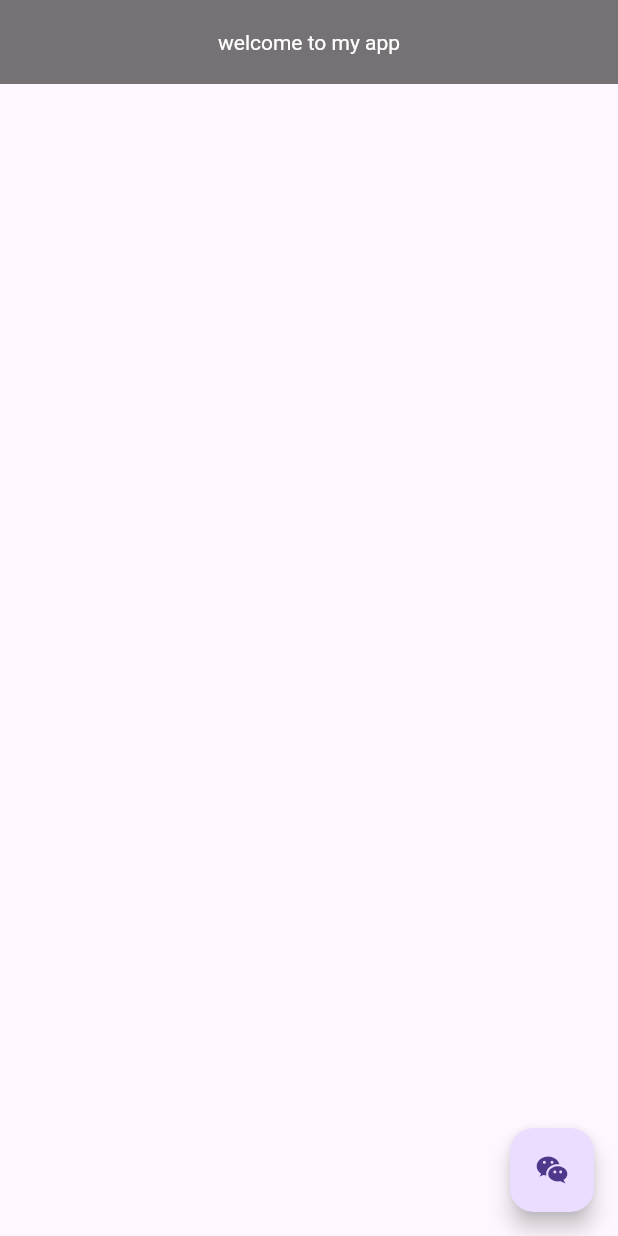
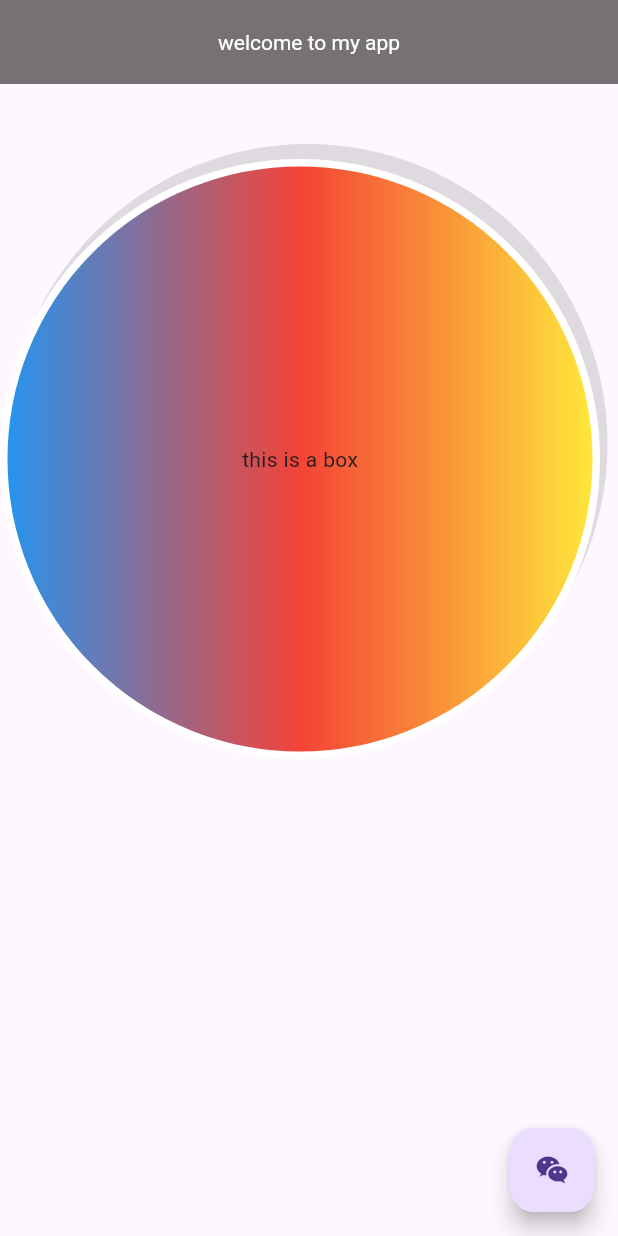
Before and after one commit to faria087/flutter, a Flutter app: the screen it shows after launch, on a phone screen of 412 x 824 dp. Run offline on Flutter 3.47's test engine with Material 3 defaults, Android fonts, the phone set to English and light mode, and no system bars.

Commit message:
container

```diff
--- a/lib/home/screen.dart
+++ b/lib/home/screen.dart
@@ -83,6 +83,23 @@ class _HscreenState extends State<Hscreen> {
         onPressed: () {},
         child: Icon(Icons.wechat_sharp),
       ),
+      body: Container(
+        height: 500,
+        width: 400,
+        child: Text('this is a box'),
+        alignment: Alignment.center,
+
+        decoration: BoxDecoration(
+          color: Colors.amberAccent,
+          // borderRadius: BorderRadius.circular(5),
+          border: Border.all(color: Colors.white, width: 5),
+          boxShadow: [BoxShadow(color: Colors.black12, offset: Offset(5, -10))],
+          gradient: LinearGradient(
+            colors: [Colors.blue, Colors.red, Colors.yellow],
+          ),
+          shape: BoxShape.circle,
+        ),
+      ),
     );
   }
 }
```
